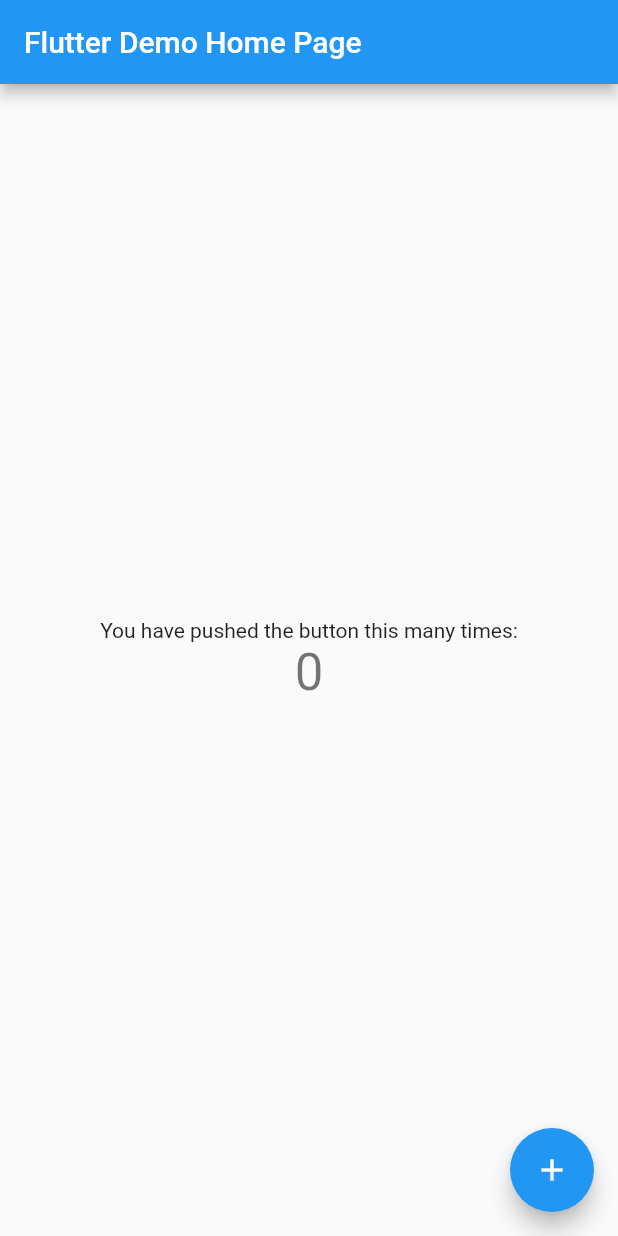
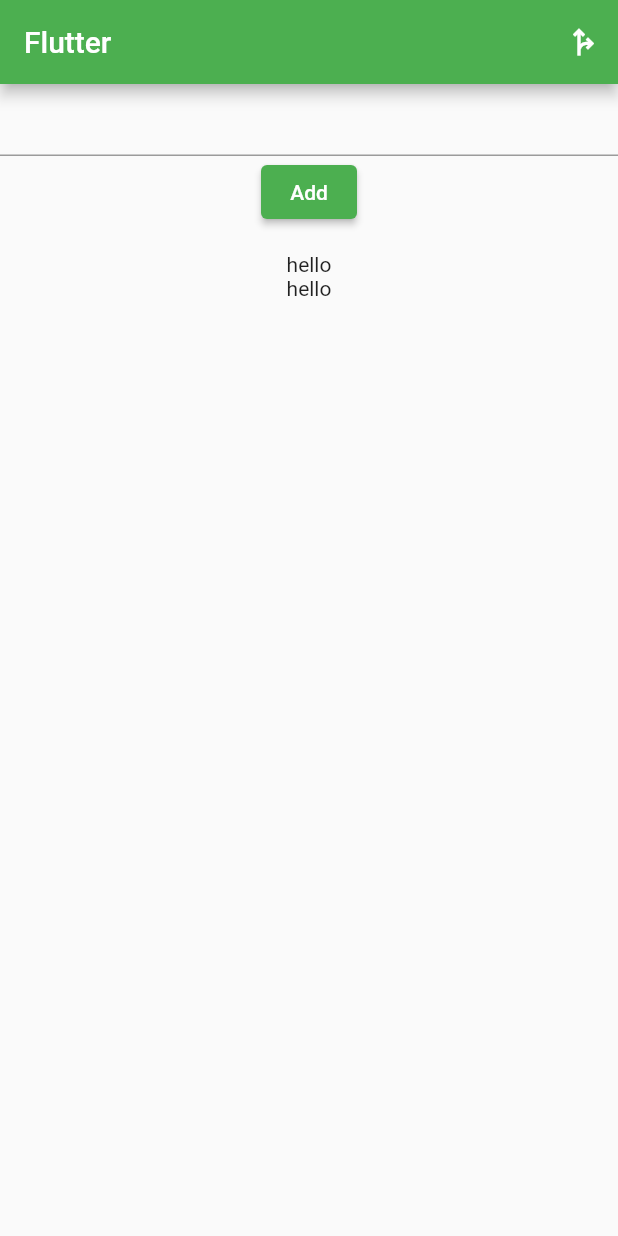
Before and after one commit to 4geru/yowtag, a Flutter app: the screen it shows after launch, on a phone screen of 412 x 824 dp. Run offline on Flutter 3.47's test engine with Material 2 defaults, Android fonts, the phone set to English and light mode, and no system bars.

Commit message:
try flutter test1

```diff
--- a/lib/main.dart
+++ b/lib/main.dart
@@ -7,39 +7,21 @@ void main() {
 class MyApp extends StatelessWidget {
   const MyApp({Key? key}) : super(key: key);
 
-  // This widget is the root of your application.
   @override
   Widget build(BuildContext context) {
     return MaterialApp(
       title: 'Flutter Demo',
       theme: ThemeData(
-        // This is the theme of your application.
-        //
-        // Try running your application with "flutter run". You'll see the
-        // application has a blue toolbar. Then, without quitting the app, try
-        // changing the primarySwatch below to Colors.green and then invoke
-        // "hot reload" (press "r" in the console where you ran "flutter run",
-        // or simply save your changes to "hot reload" in a Flutter IDE).
-        // Notice that the counter didn't reset back to zero; the application
-        // is not restarted.
-        primarySwatch: Colors.blue,
+        primarySwatch: Colors.green,
       ),
       home: const MyHomePage(title: 'Flutter Demo Home Page'),
+      debugShowCheckedModeBanner: false,
     );
   }
 }
 
 class MyHomePage extends StatefulWidget {
   const MyHomePage({Key? key, required this.title}) : super(key: key);
-
-  // This widget is the home page of your application. It is stateful, meaning
-  // that it has a State object (defined below) that contains fields that affect
-  // how it looks.
-
-  // This class is the configuration for the state. It holds the values (in this
-  // case the title) provided by the parent (in this case the App widget) and
-  // used by the build method of the State. Fields in a Widget subclass are
-  // always marked "final".
 
   final String title;
 
@@ -48,68 +30,46 @@ class MyHomePage extends StatefulWidget {
 }
 
 class _MyHomePageState extends State<MyHomePage> {
-  int _counter = 0;
-
-  void _incrementCounter() {
-    setState(() {
-      // This call to setState tells the Flutter framework that something has
-      // changed in this State, which causes it to rerun the build method below
-      // so that the display can reflect the updated values. If we changed
-      // _counter without calling setState(), then the build method would not be
-      // called again, and so nothing would appear to happen.
-      _counter++;
-    });
-  }
+  TextEditingController controller = TextEditingController();
+  String data = 'hello';
+  String pressedData = 'hello';
 
   @override
   Widget build(BuildContext context) {
-    // This method is rerun every time setState is called, for instance as done
-    // by the _incrementCounter method above.
-    //
-    // The Flutter framework has been optimized to make rerunning build methods
-    // fast, so that you can just rebuild anything that needs updating rather
-    // than having to individually change instances of widgets.
     return Scaffold(
-      appBar: AppBar(
-        // Here we take the value from the MyHomePage object that was created by
-        // the App.build method, and use it to set our appbar title.
-        title: Text(widget.title),
-      ),
-      body: Center(
-        // Center is a layout widget. It takes a single child and positions it
-        // in the middle of the parent.
-        child: Column(
-          // Column is also a layout widget. It takes a list of children and
-          // arranges them vertically. By default, it sizes itself to fit its
-          // children horizontally, and tries to be as tall as its parent.
-          //
-          // Invoke "debug painting" (press "p" in the console, choose the
-          // "Toggle Debug Paint" action from the Flutter Inspector in Android
-          // Studio, or the "Toggle Debug Paint" command in Visual Studio Code)
-          // to see the wireframe for each widget.
-          //
-          // Column has various properties to control how it sizes itself and
-          // how it positions its children. Here we use mainAxisAlignment to
-          // center the children vertically; the main axis here is the vertical
-          // axis because Columns are vertical (the cross axis would be
-          // horizontal).
-          mainAxisAlignment: MainAxisAlignment.center,
-          children: <Widget>[
-            const Text(
-              'You have pushed the button this many times:',
-            ),
-            Text(
-              '$_counter',
-              style: Theme.of(context).textTheme.headline4,
-            ),
+        appBar: AppBar(
+          title: const Text('Flutter'),
+          actions: [
+            IconButton(
+                onPressed: () {
+                  Navigator.of(context).push(MaterialPageRoute(
+                      builder: (context) => Scaffold(appBar: AppBar())));
+                },
+                icon: Icon(Icons.fork_right))
           ],
         ),
-      ),
-      floatingActionButton: FloatingActionButton(
-        onPressed: _incrementCounter,
-        tooltip: 'Increment',
-        child: const Icon(Icons.add),
-      ), // This trailing comma makes auto-formatting nicer for build methods.
-    );
+        body: Column(
+          children: [
+            TextField(
+              controller: controller,
+              onChanged: (v) {
+                setState(() {
+                  data = v;
+                });
+              },
+            ),
+            ElevatedButton(
+                onPressed: () {
+                  debugPrint('this has been clicked');
+                  setState(() {
+                    pressedData = controller.text;
+                  });
+                },
+                child: Text('Add')),
+            Text(controller.text),
+            Text(data),
+            Text(pressedData)
+          ],
+        ));
   }
 }
```
